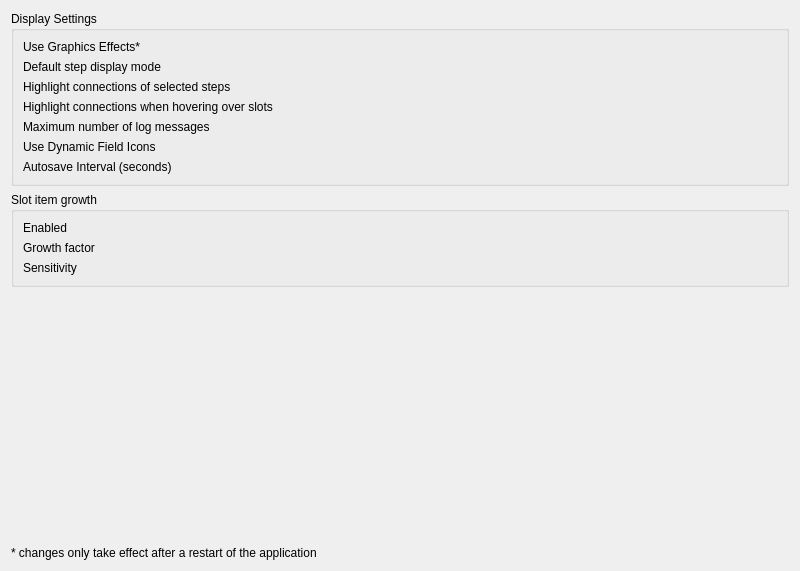
The window that cedar/processing/gui/UiSettings.ui (cedar/cedar) describes before a commit, drawn with Qt 5.
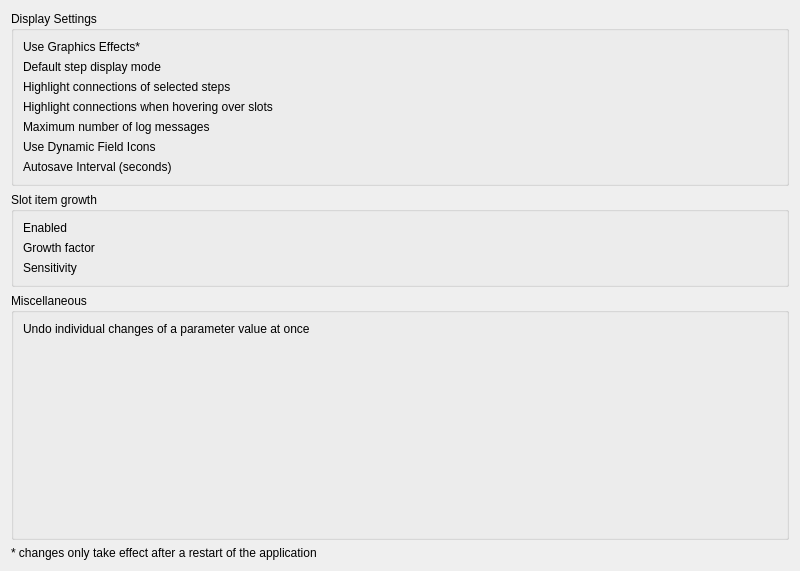
The same window after the commit. Custom widgets are drawn as their Qt base class.

Commit message: Added UndoStack visualization and auto-macro feature for parameter changes

Diff of the .ui file:
```diff
--- a/cedar/processing/gui/UiSettings.ui
+++ b/cedar/processing/gui/UiSettings.ui
@@ -96,16 +96,6 @@
      </layout>
     </widget>
    </item>
-   <item row="2" column="0">
-    <widget class="QLabel" name="label_2">
-     <property name="text">
-      <string>* changes only take effect after a restart of the application</string>
-     </property>
-     <property name="alignment">
-      <set>Qt::AlignBottom|Qt::AlignLeading|Qt::AlignLeft</set>
-     </property>
-    </widget>
-   </item>
    <item row="1" column="0">
     <widget class="QGroupBox" name="groupBox_2">
      <property name="title">
@@ -145,6 +135,35 @@
      </layout>
     </widget>
    </item>
+   <item row="2" column="0">
+    <widget class="QGroupBox" name="groupBox">
+     <property name="title">
+      <string>Miscellaneous</string>
+     </property>
+     <layout class="QFormLayout" name="formLayout">
+      <item row="0" column="0">
+       <widget class="QLabel" name="label">
+        <property name="text">
+         <string>Undo individual changes of a parameter value at once</string>
+        </property>
+       </widget>
+      </item>
+      <item row="0" column="1">
+       <widget class="cedar::proc::aux::gui::BoolParameter" name="mpUndoRedoAutoMacro" native="true"/>
+      </item>
+     </layout>
+    </widget>
+   </item>
+   <item row="3" column="0">
+    <widget class="QLabel" name="label_2">
+     <property name="text">
+      <string>* changes only take effect after a restart of the application</string>
+     </property>
+     <property name="alignment">
+      <set>Qt::AlignBottom|Qt::AlignLeading|Qt::AlignLeft</set>
+     </property>
+    </widget>
+   </item>
   </layout>
  </widget>
  <customwidgets>
```
The commit also changes 20 other files.
